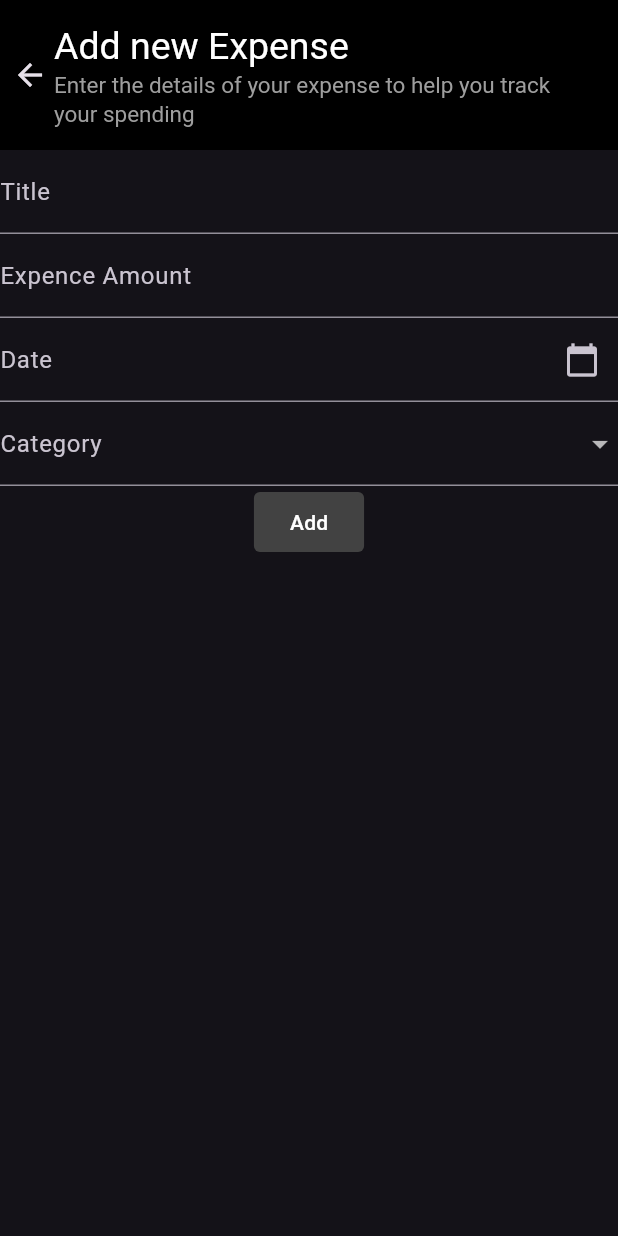
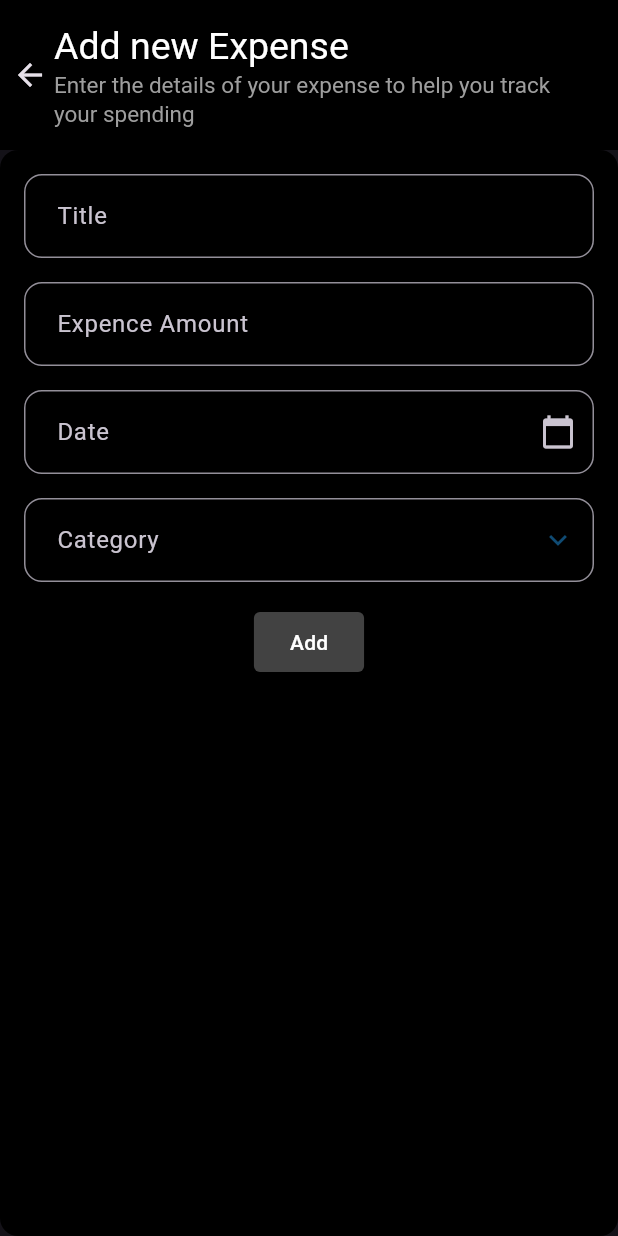
Before and after one commit to NightFury-KN/expencetracker, a Flutter app: the screen it shows after launch, after a tap on the "add" icon, on a phone screen of 412 x 824 dp. Run offline on Flutter 3.47's test engine with Material 3 defaults, Android fonts, the phone set to English and light mode, and no system bars; missing offline and left inert: dart:ffi.

Commit message:
fix: added some styling

```diff
--- a/lib/screens/newexpence.dart
+++ b/lib/screens/newexpence.dart
@@ -18,6 +18,7 @@ class _NewexpenceState extends State<Newexpence> {
   double _amount = 0;
   DateTime _date = DateTime.now();
   Cat _category = Cat.other;
+  static const fieldSpacing = SizedBox(height: 16);
 
   @override
   Widget build(BuildContext context) {
@@ -48,10 +49,23 @@ class _NewexpenceState extends State<Newexpence> {
       ),
       body: Form(
         key: _formGlobalKey,
+        child: Container(
+          padding: EdgeInsets.all(16),
+          decoration: BoxDecoration(
+            color: const Color.fromARGB(255, 0, 0, 0),
+            borderRadius: BorderRadius.circular(12),
+          ),
           child: Column(
             children: [
               TextFormField(
-              decoration: const InputDecoration(label: Text("Title")),
+                decoration: InputDecoration(
+                  label: Text("Title"),
+                  border: OutlineInputBorder(
+                    borderSide: BorderSide(color: Colors.amber, width: 4),
+                    borderRadius: BorderRadius.circular(12),
+                    gapPadding: 10,
+                  ),
+                ),
                 validator: (value) {
                   if (value == null || value.isEmpty) {
                     return "Title cannot be empty";
@@ -62,10 +76,17 @@ class _NewexpenceState extends State<Newexpence> {
                   _title = value!;
                 },
               ),
-
+              fieldSpacing,
               TextFormField(
                 keyboardType: TextInputType.number,
-              decoration: const InputDecoration(label: Text("Expence Amount")),
+                decoration: InputDecoration(
+                  label: Text("Expence Amount"),
+                  border: OutlineInputBorder(
+                    borderSide: BorderSide(color: Colors.amber, width: 4),
+                    borderRadius: BorderRadius.circular(12),
+                    gapPadding: 10,
+                  ),
+                ),
                 validator: (value) {
                   if (value == null || value.isEmpty) {
                     return "Title cannot be empty";
@@ -79,13 +100,18 @@ class _NewexpenceState extends State<Newexpence> {
                   }
                 },
               ),
-
+               fieldSpacing,
               TextFormField(
                 controller: _dateController,
                 readOnly: true,
-              decoration: const InputDecoration(
+                decoration: InputDecoration(
                   label: Text("Date"),
                   suffixIcon: Icon(Icons.calendar_today),
+                  border: OutlineInputBorder(
+                    borderSide: BorderSide(color: Colors.amber, width: 4),
+                    borderRadius: BorderRadius.circular(12),
+                    gapPadding: 10,
+                  ),
                 ),
                 onTap: () async {
                   final DateTime? pickedDate = await showDatePicker(
@@ -114,8 +140,22 @@ class _NewexpenceState extends State<Newexpence> {
                 },
               ),
 
+               fieldSpacing,
+
               DropdownButtonFormField(
-              decoration: const InputDecoration(label: Text("Category")),
+                elevation: 16,
+                dropdownColor:Colors.black,
+                icon: Icon(Icons.keyboard_arrow_down_sharp, color: const Color.fromARGB(255, 15, 75, 116),),
+                decoration: InputDecoration(
+
+                  label: Text("Category"),
+
+                  border: OutlineInputBorder(
+                    borderRadius: BorderRadius.circular(12),
+                    gapPadding: 10,
+
+                  ),
+                ),
                 items:
                     Cat.values.map((p) {
                       return DropdownMenuItem(value: p, child: Text(p.name));
@@ -129,7 +169,7 @@ class _NewexpenceState extends State<Newexpence> {
                   }
                 },
               ),
-
+               fieldSpacing,
               FilledButton(
                 onPressed: () {
                   if (_formGlobalKey.currentState!.validate()) {
@@ -158,6 +198,7 @@ class _NewexpenceState extends State<Newexpence> {
             ],
           ),
         ),
+      ),
     );
   }
 }
```
Lines whose indentation alone changed are shown as unchanged.
